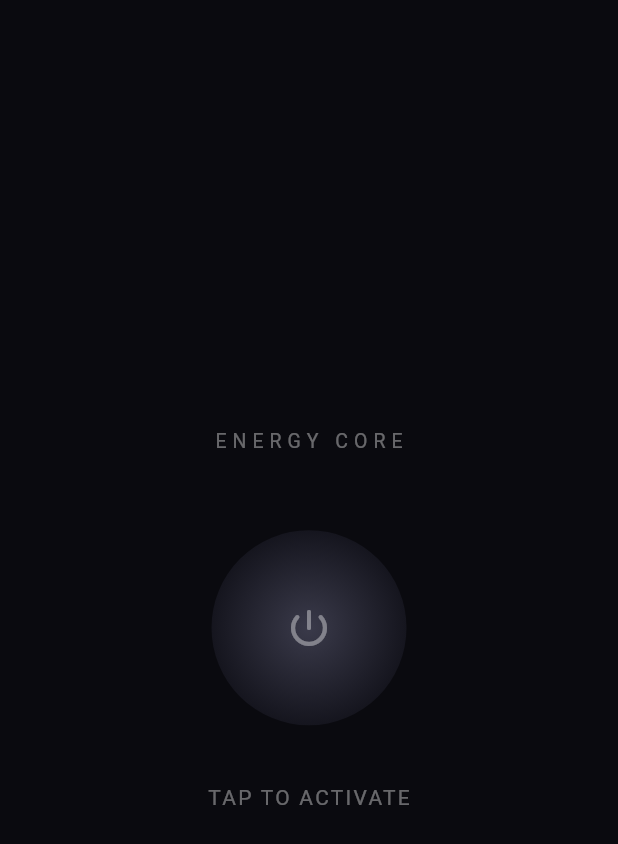
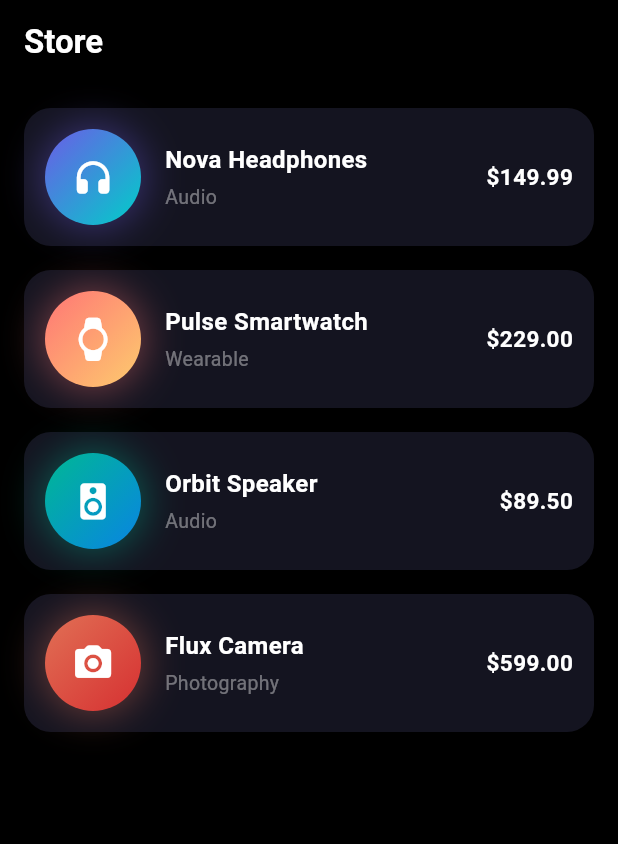
Before and after one commit to krishvekriya12/flutter-widget-animations, a Flutter app: the screen it shows after launch, on a phone screen of 412 x 824 dp. Shown: the top 844 px of the screen. Run offline on Flutter 3.47's test engine with Material 3 defaults, Android fonts, the phone set to English and light mode, and no system bars.

Commit message:
Day03: - Hero Transaction

```diff
--- /dev/null
+++ b/lib/day_03_Hero_Transition/models/product.dart
@@ -0,0 +1,54 @@
+import 'package:flutter/material.dart';
+
+class Product {
+  final String id;
+  final String name;
+  final String category;
+  final double price;
+  final IconData icon;
+  final List<Color> colors;
+
+  const Product({
+    required this.id,
+    required this.name,
+    required this.category,
+    required this.price,
+    required this.icon,
+    required this.colors,
+  });
+}
+
+const List<Product> products = [
+  Product(
+    id: '1',
+    name: 'Nova Headphones',
+    category: 'Audio',
+    price: 149.99,
+    icon: Icons.headphones_rounded,
+    colors: [Color(0xFF6C5CE7), Color(0xFF00CEC9)],
+  ),
+  Product(
+    id: '2',
+    name: 'Pulse Smartwatch',
+    category: 'Wearable',
+    price: 229.00,
+    icon: Icons.watch_rounded,
+    colors: [Color(0xFFFF7675), Color(0xFFFDCB6E)],
+  ),
+  Product(
+    id: '3',
+    name: 'Orbit Speaker',
+    category: 'Audio',
+    price: 89.50,
+    icon: Icons.speaker_rounded,
+    colors: [Color(0xFF00B894), Color(0xFF0984E3)],
+  ),
+  Product(
+    id: '4',
+    name: 'Flux Camera',
+    category: 'Photography',
+    price: 599.00,
+    icon: Icons.camera_alt_rounded,
+    colors: [Color(0xFFE17055), Color(0xFFD63031)],
+  ),
+];
--- /dev/null
+++ b/lib/day_03_Hero_Transition/screens/product_list_screen.dart
@@ -0,0 +1,109 @@
+import 'package:flutter/material.dart';
+
+import '../models/product.dart';
+import '../widgets/product_orb.dart';
+import 'product_detail_screen.dart';
+
+class ProductListScreen extends StatelessWidget {
+  const ProductListScreen({super.key});
+
+  @override
+  Widget build(BuildContext context) {
+    return Scaffold(
+      backgroundColor: Colors.black,
+      appBar: AppBar(
+        backgroundColor: Colors.black,
+        elevation: 0,
+        title: const Text(
+          'Store',
+          style: TextStyle(fontWeight: FontWeight.bold, color: Colors.white),
+        ),
+      ),
+      body: ListView.builder(
+        padding: const EdgeInsets.symmetric(horizontal: 16, vertical: 8),
+        itemCount: products.length,
+        itemBuilder: (context, index) {
+          final product = products[index];
+          return _ProductTile(product: product);
+        },
+      ),
+    );
+  }
+}
+
+class _ProductTile extends StatelessWidget {
+  final Product product;
+  const _ProductTile({required this.product});
+
+  void _openDetail(BuildContext context) {
+    Navigator.of(context).push(
+      PageRouteBuilder(
+        transitionDuration: const Duration(milliseconds: 500),
+        pageBuilder: (_, animation, __) =>
+            ProductDetailScreen(product: product),
+        transitionsBuilder: (_, animation, __, child) {
+          return FadeTransition(
+            opacity: CurvedAnimation(parent: animation, curve: Curves.easeOut),
+            child: child,
+          );
+        },
+      ),
+    );
+  }
+
+  @override
+  Widget build(BuildContext context) {
+    return InkWell(
+      onTap: () => _openDetail(context),
+      borderRadius: BorderRadius.circular(18),
+      child: Container(
+        margin: const EdgeInsets.symmetric(vertical: 8),
+        padding: const EdgeInsets.all(14),
+        decoration: BoxDecoration(
+          color: const Color(0xFF141420),
+          borderRadius: BorderRadius.circular(18),
+        ),
+        child: Row(
+          children: [
+            Hero(
+              tag: 'product-${product.id}',
+              child: ProductOrb(product: product, size: 64),
+            ),
+            const SizedBox(width: 16),
+            Expanded(
+              child: Column(
+                crossAxisAlignment: CrossAxisAlignment.start,
+                children: [
+                  Text(
+                    product.name,
+                    style: const TextStyle(
+                      color: Colors.white,
+                      fontSize: 16,
+                      fontWeight: FontWeight.w600,
+                    ),
+                  ),
+                  const SizedBox(height: 4),
+                  Text(
+                    product.category,
+                    style: TextStyle(
+                      color: Colors.white.withOpacity(0.4),
+                      fontSize: 13,
+                    ),
+                  ),
+                ],
+              ),
+            ),
+            Text(
+              '\$${product.price.toStringAsFixed(2)}',
+              style: const TextStyle(
+                color: Colors.white,
+                fontWeight: FontWeight.bold,
+                fontSize: 15,
+              ),
+            ),
+          ],
+        ),
+      ),
+    );
+  }
+}
--- /dev/null
+++ b/lib/day_03_Hero_Transition/widgets/product_orb.dart
@@ -0,0 +1,37 @@
+import 'package:flutter/material.dart';
+import '../models/product.dart';
+
+class ProductOrb extends StatelessWidget {
+  final Product product;
+  final double size;
+
+  const ProductOrb({super.key, required this.product, required this.size});
+
+  @override
+  Widget build(BuildContext context) {
+    return Container(
+      width: size,
+      height: size,
+      decoration: BoxDecoration(
+        shape: BoxShape.circle,
+        gradient: LinearGradient(
+          begin: Alignment.topLeft,
+          end: Alignment.bottomRight,
+          colors: product.colors,
+        ),
+        boxShadow: [
+          BoxShadow(
+            color: product.colors.first.withOpacity(0.45),
+            blurRadius: size * 0.35,
+            spreadRadius: size * 0.02,
+          ),
+        ],
+      ),
+      child: Icon(
+        product.icon,
+        size: size * 0.45,
+        color: Colors.white,
+      ),
+    );
+  }
+}
--- a/lib/main.dart
+++ b/lib/main.dart
@@ -1,5 +1,5 @@
 import 'package:flutter/material.dart';
-import 'package:flutter_animations/day_01_Animated_Container/energy_core_screen.dart';
+import 'package:flutter_animations/day_03_Hero_Transition/screens/product_list_screen.dart';
 
 void main() => runApp(const MyApp());
 
@@ -10,7 +10,7 @@ class MyApp extends StatelessWidget {
     return MaterialApp(
       debugShowCheckedModeBanner: false,
       theme: ThemeData(scaffoldBackgroundColor: const Color(0xFF0A0A0F)),
-      home: const EnergyCoreScreen(),
+      home: const ProductListScreen(),
     );
   }
 }
```
Also changed, not shown: lib/day_02_Onboarding Screen/screens/onboarding_screen.dart (+3 -6 lines), lib/day_03_Hero_Transition/screens/product_detail_screen.dart (added, +158 -0 lines).
